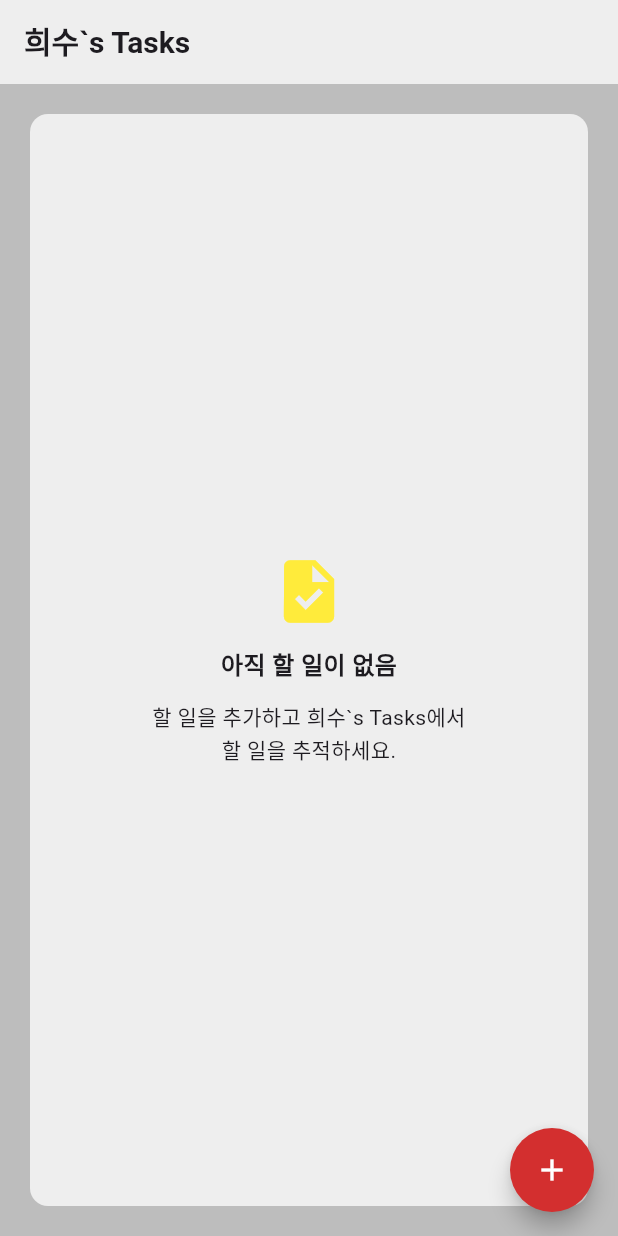
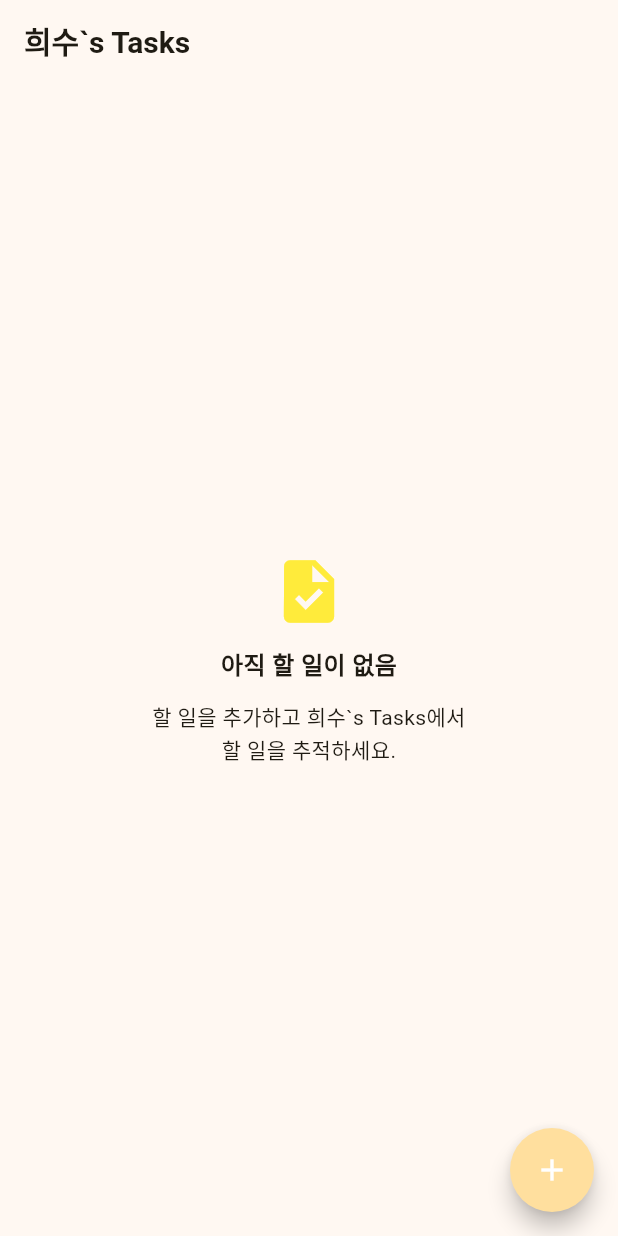
Before and after one commit to helloheesu/dart-practice, a Flutter app: the screen it shows after launch, on a phone screen of 412 x 824 dp. Run offline on Flutter 3.47's test engine with Material 3 defaults, Android fonts, the phone set to English and light mode, and no system bars.

Commit message:
테마로 색 지정 대체

```diff
--- a/tasks/lib/main.dart
+++ b/tasks/lib/main.dart
@@ -10,6 +10,9 @@ class MainApp extends StatelessWidget {
 
   @override
   Widget build(BuildContext context) {
-    return const MaterialApp(home: HomePage());
+    return MaterialApp(
+      theme: ThemeData(useMaterial3: true, colorSchemeSeed: Colors.amber),
+      home: const HomePage(),
+    );
   }
 }
--- a/tasks/lib/pages/home_page.dart
+++ b/tasks/lib/pages/home_page.dart
@@ -10,8 +10,6 @@ class HomePage extends StatelessWidget {
   Widget build(BuildContext context) {
     return Scaffold(
       appBar: const MainAppBar(),
-      // theme
-      backgroundColor: Colors.grey[400],
       body: SizedBox.expand(child: const EmptyTasksPlaceholder()),
       floatingActionButton: AddTaskButton(),
       floatingActionButtonLocation: FloatingActionButtonLocation.endFloat,
--- a/tasks/lib/widgets/add_task_button.dart
+++ b/tasks/lib/widgets/add_task_button.dart
@@ -7,7 +7,6 @@ class AddTaskButton extends StatelessWidget {
   Widget build(BuildContext context) {
     return FloatingActionButton(
       onPressed: () {},
-      backgroundColor: Colors.red[700],
       shape: const CircleBorder(),
       child: const Icon(Icons.add, color: Colors.white),
     );
--- a/tasks/lib/widgets/empty_tasks_placeholder.dart
+++ b/tasks/lib/widgets/empty_tasks_placeholder.dart
@@ -9,11 +9,7 @@ class EmptyTasksPlaceholder extends StatelessWidget {
       width: double.infinity,
       margin: const EdgeInsets.all(20),
       padding: const EdgeInsets.all(20),
-      decoration: BoxDecoration(
-        // theme
-        color: Colors.grey[200],
-        borderRadius: BorderRadius.circular(12),
-      ),
+      decoration: BoxDecoration(borderRadius: BorderRadius.circular(12)),
       child: Column(
         mainAxisAlignment: MainAxisAlignment.center,
         spacing: 12,
--- a/tasks/lib/widgets/main_app_bar.dart
+++ b/tasks/lib/widgets/main_app_bar.dart
@@ -10,7 +10,6 @@ class MainAppBar extends StatelessWidget implements PreferredSizeWidget {
         '희수`s Tasks',
         style: TextStyle(fontSize: 20, fontWeight: FontWeight.bold),
       ),
-      backgroundColor: Colors.grey[200],
     );
   }
 
```
